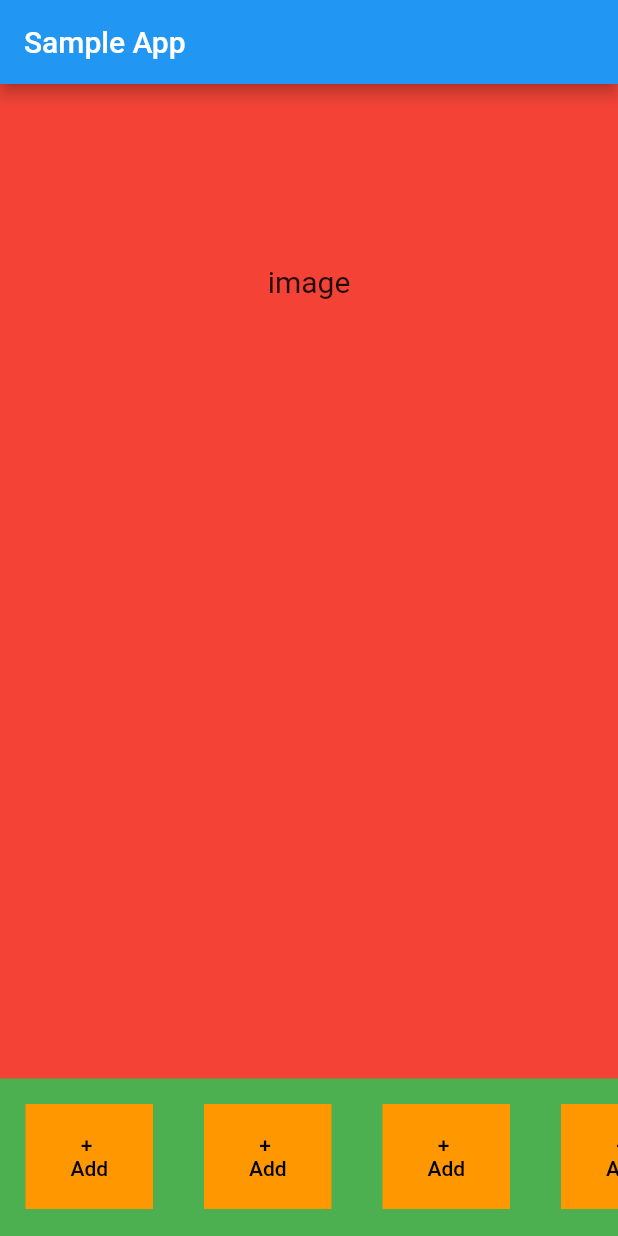
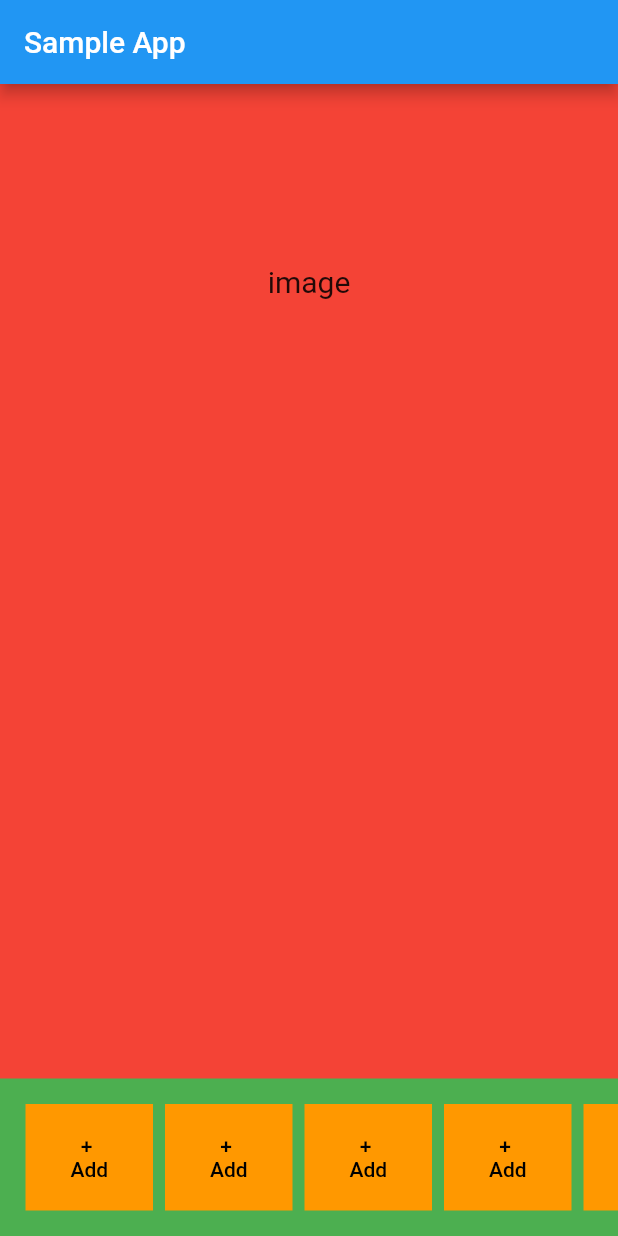
Before and after one commit to akiev33/flutter_homework_20, a Flutter app: the screen it shows after launch, on a phone screen of 412 x 824 dp. Run offline on Flutter 3.47's test engine with Material 2 defaults, Android fonts, the phone set to English and light mode, and no system bars.

Commit message:
new update

```diff
--- a/lib/main.dart
+++ b/lib/main.dart
@@ -10,8 +10,19 @@ class MyApp extends StatelessWidget {
   Widget build(BuildContext context) {
     return MaterialApp(
       title: 'Material App',
-      home: Scaffold(
-        backgroundColor: Colors.red[900],
+      home: HomePage(),
+    );
+  }
+}
+
+class HomePage extends StatelessWidget {
+  const HomePage({
+    Key? key,
+  }) : super(key: key);
+
+  @override
+  Widget build(BuildContext context) {
+    return Scaffold(
       appBar: AppBar(
         centerTitle: false,
         title: const Text('Sample App'),
@@ -24,8 +35,8 @@ class MyApp extends StatelessWidget {
             const SizedBox(
               height: 120,
             ),
-              Expanded(
-                child: const Text(
+            const Expanded(
+              child: Text(
                 'image',
                 style: TextStyle(fontSize: 20),
               ),
@@ -33,30 +44,19 @@ class MyApp extends StatelessWidget {
             Container(
               height: 105,
               width: double.infinity,
-                decoration: const BoxDecoration(color: Colors.green),
-                child: Expanded(
-                  child: ListView(
-                    children: [
-                      TextAdd(),
-                      TextAdd(),
-                      TextAdd(),
-                      TextAdd(),
-                      TextAdd(),
-                      TextAdd(),
-                      TextAdd(),
-                      TextAdd(),
-                      TextAdd(),
-                      TextAdd(),
-                      TextAdd(),
-                      TextAdd(),
-                      TextAdd(),
-                    ],
+              color: Colors.green,
+              // decoration: const BoxDecoration(color: Colors.green),
+              child: ListView.separated(
+                padding: EdgeInsets.all(17),
                 scrollDirection: Axis.horizontal,
+                itemBuilder: (context, index) => TextAdd(),
+                separatorBuilder: (context, index) => SizedBox(
+                  width: 8,
                 ),
+                itemCount: 10,
               ),
             ),
           ],
-          ),
         ),
       ),
     );
@@ -68,14 +68,10 @@ class TextAdd extends StatelessWidget {
 
   @override
   Widget build(BuildContext context) {
-    return Column(
-      children: [
-        Container(
-          margin: const EdgeInsets.all(17),
+    return Container(
       height: 70,
       width: 85,
       color: Colors.orange,
-          child: Container(
       child: TextButton(
         onPressed: () {},
         child: const Text(
@@ -85,9 +81,6 @@ class TextAdd extends StatelessWidget {
           ),
         ),
       ),
-          ),
-        ),
-      ],
     );
   }
 }
```
Lines whose indentation alone changed are shown as unchanged.
